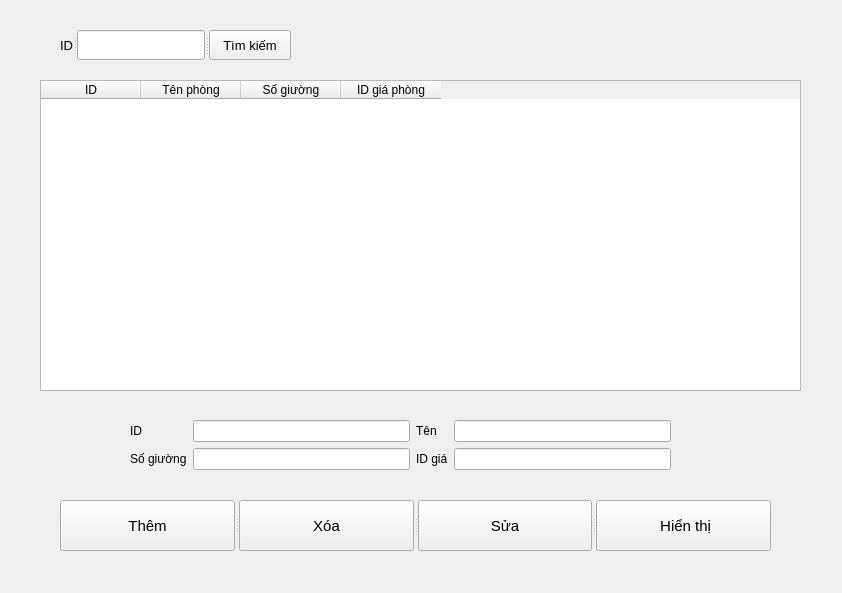
Qt form view/phong_va_giaphong/ql_phong.ui (loimaxto/DoAnPython) before a commit.
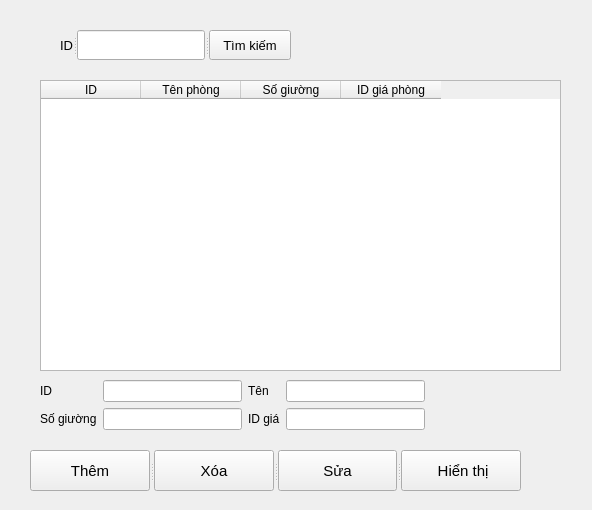
The same form after that commit.

```diff
--- a/view/phong_va_giaphong/ql_phong.ui
+++ b/view/phong_va_giaphong/ql_phong.ui
@@ -6,8 +6,8 @@
    <rect>
     <x>0</x>
     <y>0</y>
-    <width>842</width>
-    <height>593</height>
+    <width>592</width>
+    <height>510</height>
    </rect>
   </property>
   <property name="windowTitle">
@@ -18,8 +18,8 @@
     <rect>
      <x>40</x>
      <y>80</y>
-     <width>761</width>
-     <height>311</height>
+     <width>521</width>
+     <height>291</height>
     </rect>
    </property>
    <property name="columnCount">
@@ -49,10 +49,10 @@
   <widget class="QSplitter" name="splitter">
    <property name="geometry">
     <rect>
-     <x>60</x>
-     <y>500</y>
-     <width>711</width>
-     <height>51</height>
+     <x>30</x>
+     <y>450</y>
+     <width>491</width>
+     <height>41</height>
     </rect>
    </property>
    <property name="orientation">
@@ -139,12 +139,12 @@
     </property>
    </widget>
   </widget>
-  <widget class="QWidget" name="">
+  <widget class="QWidget" name="layoutWidget">
    <property name="geometry">
     <rect>
-     <x>130</x>
-     <y>420</y>
-     <width>541</width>
+     <x>40</x>
+     <y>380</y>
+     <width>385</width>
      <height>52</height>
     </rect>
    </property>
```
